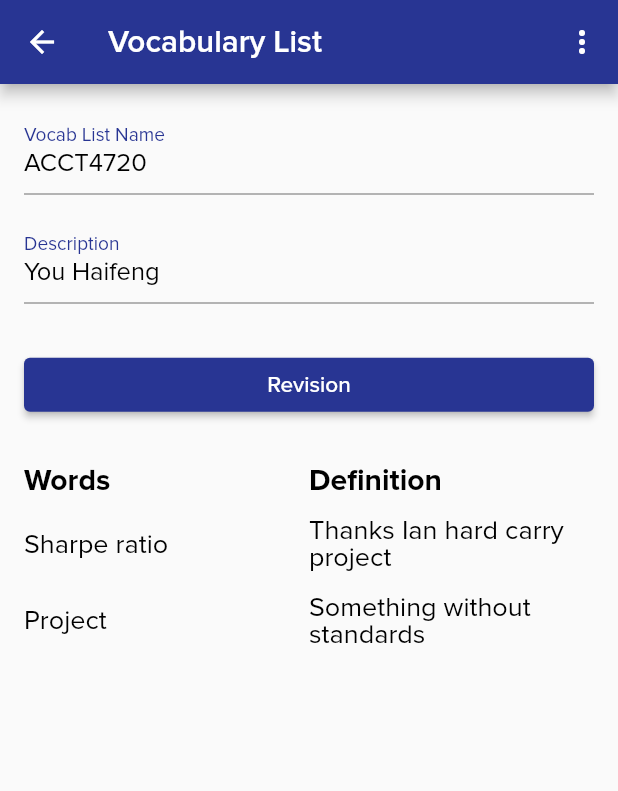
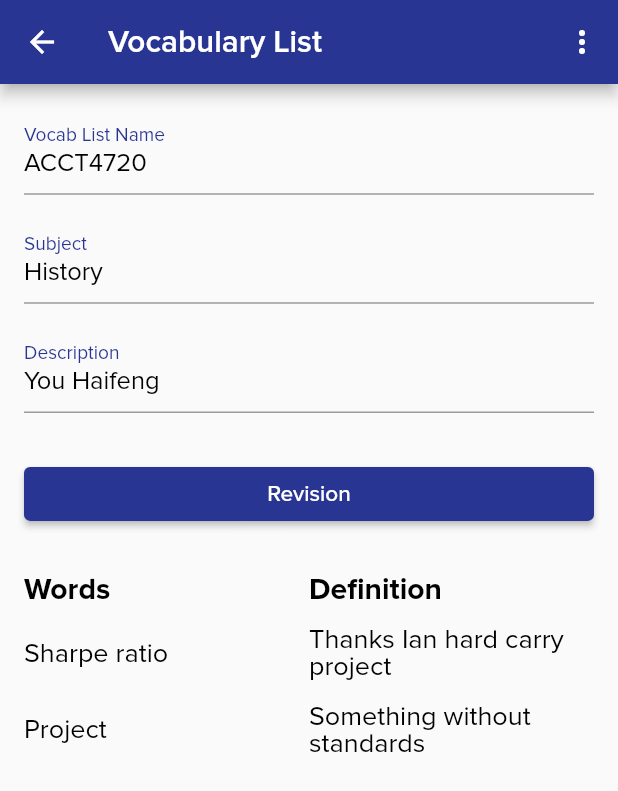
Before and after one commit to AnsonH/comp4521_gp4_accelyst, a Flutter app: the VocabListView screen opened directly, on a phone screen of 412 x 824 dp. Shown: the top 791 px of the screen. Run offline on Flutter 3.47's test engine with Material 2 defaults, Android fonts, the phone set to English and light mode, and no system bars; our stand-ins replace audioplayers, awesome_notifications, flutter_spinkit, flutter_svg, image_picker, photo_view and 4 more; accounts and stored records are empty; project files that could hold a hidden picture were left out.

Commit message:
Completed vocab list edit and vocab edit
Except story audio in vocab

```diff
--- a/lib/models/vocab/vocab.dart
+++ b/lib/models/vocab/vocab.dart
@@ -27,13 +27,15 @@ class Vocab {
   String definition;
   String description;
 
-  List<VocabSegment> vocabSegments = [];
+  List<VocabSegment> vocabSegments;
 
-  Vocab(
-      {required this.id,
-      required this.word,
-      required this.definition,
-      required this.description});
+  Vocab({
+    required this.id,
+    required this.word,
+    required this.definition,
+    required this.description,
+    required this.vocabSegments,
+  });
 
   get getWord {
     return word;
--- a/lib/models/vocab/vocab_list.dart
+++ b/lib/models/vocab/vocab_list.dart
@@ -3,12 +3,14 @@ import 'package:comp4521_gp4_accelyst/models/vocab/vocab.dart';
 class VocabList {
   final String id;
   String name;
+  String subject;
   String description;
   List<Vocab> vocabs;
 
   VocabList({
     required this.id,
     required this.name,
+    required this.subject,
     required this.description,
     required this.vocabs,
   });
--- a/lib/screens/mnemonics/vocab/vocab_list.dart
+++ b/lib/screens/mnemonics/vocab/vocab_list.dart
@@ -20,6 +20,8 @@ class VocabListView extends StatefulWidget {
 class _VocabListViewState extends State<VocabListView> {
   late VocabList vocablist = widget.vocablist;
   late final _nameController = TextEditingController(text: vocablist.name);
+  late final _subjectController =
+      TextEditingController(text: vocablist.subject);
   late final _descriptionController =
       TextEditingController(text: vocablist.description);
 
@@ -52,11 +54,14 @@ class _VocabListViewState extends State<VocabListView> {
 
   void editList(
       {required String name,
+      required String subject,
       required String description,
       required List<Vocab> vocabs}) {
     setState(() {
       widget.vocablist.name = vocablist.name = name;
       _nameController.value = TextEditingValue(text: name);
+      widget.vocablist.subject = vocablist.subject = subject;
+      _subjectController.value = TextEditingValue(text: subject);
       widget.vocablist.description = vocablist.description = description;
       _descriptionController.value = TextEditingValue(text: description);
       widget.vocablist.vocabs = vocablist.vocabs = vocabs;
@@ -99,16 +104,18 @@ class _VocabListViewState extends State<VocabListView> {
       ),
       body: Container(
         padding: const EdgeInsets.all(16),
-        child: CustomScrollView(
-          // Using slivers allow us to scroll the list and grid views together
-          // See https://api.flutter.dev/flutter/widgets/SliverList-class.html
-          slivers: [
-            SliverList(
-              delegate: SliverChildListDelegate([
+        child: ListView(
+          shrinkWrap: true,
+          children: [
             TextFormField(
-                  decoration:
-                      const InputDecoration(labelText: "Vocab List Name"),
+              decoration: const InputDecoration(labelText: "Vocab List Name"),
               controller: _nameController,
+              readOnly: true,
+            ),
+            const SizedBox(height: 15),
+            TextFormField(
+              decoration: const InputDecoration(labelText: "Subject"),
+              controller: _subjectController,
               readOnly: true,
             ),
             const SizedBox(height: 15),
@@ -123,6 +130,7 @@ class _VocabListViewState extends State<VocabListView> {
             ElevatedButton(
                 child: const Text("Revision"),
                 onPressed: () {
+                  if (vocablist.vocabs.length == 0) return;
                   Navigator.push(
                     context,
                     MaterialPageRoute<void>(
@@ -138,15 +146,13 @@ class _VocabListViewState extends State<VocabListView> {
                     child: Text(
                   "Words",
                   textAlign: TextAlign.left,
-                      style:
-                          TextStyle(fontSize: 20, fontWeight: FontWeight.bold),
+                  style: TextStyle(fontSize: 20, fontWeight: FontWeight.bold),
                 )),
                 Expanded(
                     child: Text(
                   "Definition",
                   textAlign: TextAlign.left,
-                      style:
-                          TextStyle(fontSize: 20, fontWeight: FontWeight.bold),
+                  style: TextStyle(fontSize: 20, fontWeight: FontWeight.bold),
                 )),
               ],
             ),
@@ -154,8 +160,6 @@ class _VocabListViewState extends State<VocabListView> {
             Column(
               children: getVocabList(),
             ),
-              ]),
-            ),
           ],
         ),
       ),
```
Also changed, not shown: lib/screens/mnemonics/mnemonics.dart (+12 -0 lines), lib/screens/mnemonics/vocab/vocab_edit.dart (+215 -0 lines), lib/screens/mnemonics/vocab/vocab_list_edit.dart (+64 -13 lines), lib/screens/mnemonics/vocab/vocab_recall.dart (+7 -2 lines). Lines whose indentation alone changed are shown as unchanged.
